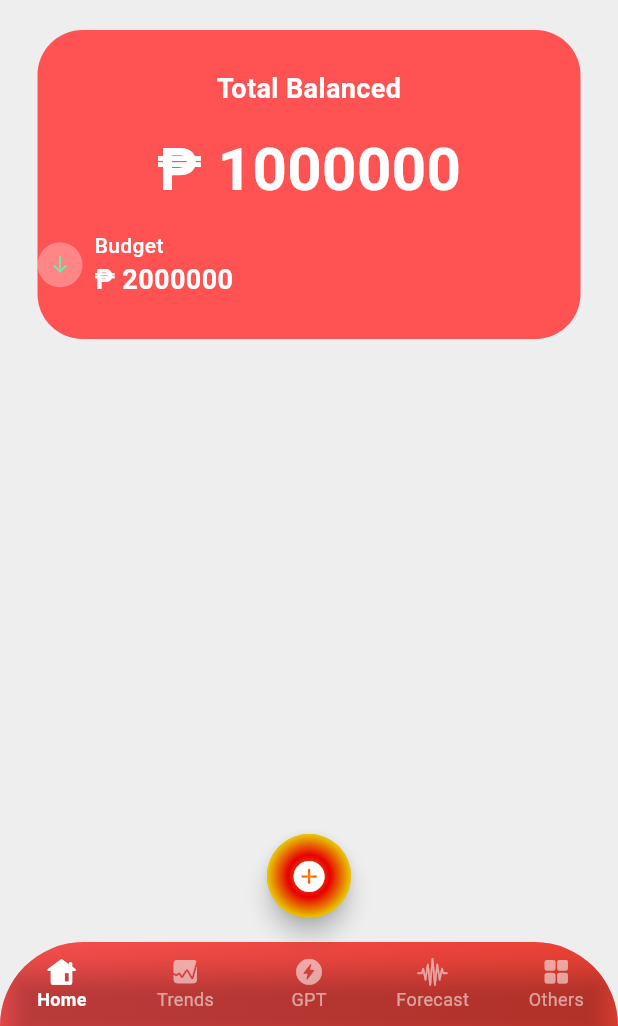
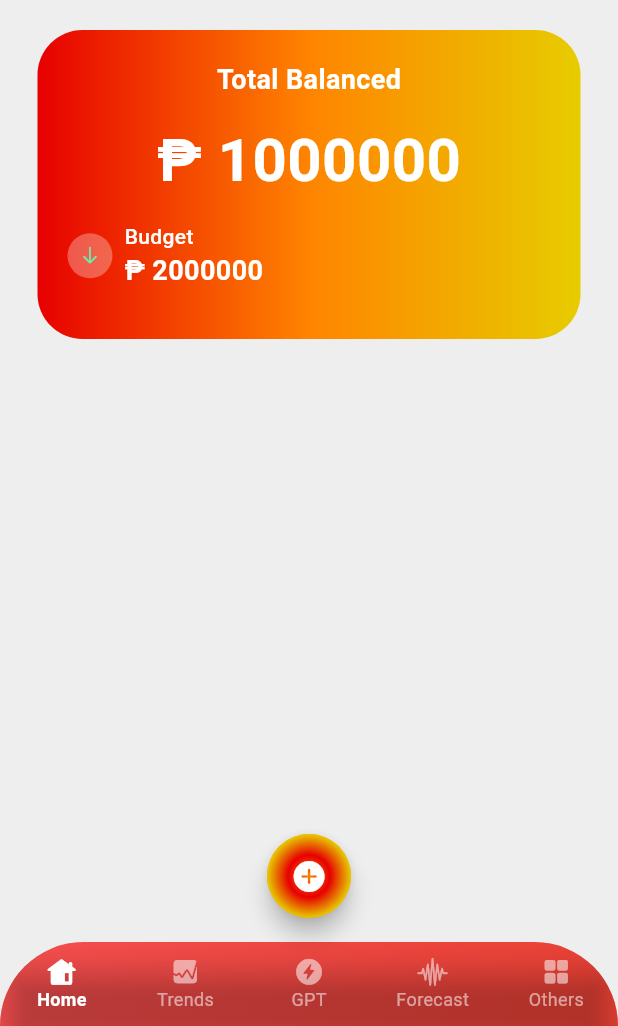
Before and after one commit to donyelqt/pera-pinoy, a Flutter app: the screen it shows after launch, on a phone screen of 412 x 824 dp, the part 210-1236 px from its top. Run offline on Flutter 3.47's test engine with Material 3 defaults, Android fonts, the light colour scheme and no system bars.

Commit message:
"Updated MainScreen widget: changed container decoration to gradient, added padding to budget row, and reformatted code."

```diff
--- a/lib/screens/home/views/main_screen.dart
+++ b/lib/screens/home/views/main_screen.dart
@@ -82,8 +82,15 @@ class MainScreen extends StatelessWidget {
               width: MediaQuery.of(context).size.width,
               height: MediaQuery.of(context).size.width / 2,
               decoration: BoxDecoration(
-                  color: Colors.redAccent,
-                  borderRadius: BorderRadius.circular(30)),
+                gradient: LinearGradient(
+                  colors: [
+                    Theme.of(context).colorScheme.secondary,
+                    Theme.of(context).colorScheme.primary,
+                    Theme.of(context).colorScheme.tertiary,
+                  ],
+                ),
+                borderRadius: BorderRadius.circular(30),
+              ),
               child: Column(
                 mainAxisAlignment: MainAxisAlignment.center,
                 children: [
@@ -102,8 +109,10 @@ class MainScreen extends StatelessWidget {
                         color: Colors.white,
                         fontWeight: FontWeight.bold),
                   ),
-                  const SizedBox(height: 12),
-                  Row(
+                  Padding(
+                    padding: const EdgeInsets.symmetric(
+                        vertical: 12, horizontal: 20),
+                    child: Row(
                       children: [
                         Row(
                           children: [
@@ -111,7 +120,8 @@ class MainScreen extends StatelessWidget {
                               width: 30,
                               height: 30,
                               decoration: const BoxDecoration(
-                                color: Colors.white30, shape: BoxShape.circle),
+                                  color: Colors.white30,
+                                  shape: BoxShape.circle),
                               child: Center(
                                   child: Icon(
                                 CupertinoIcons.arrow_down,
@@ -144,6 +154,7 @@ class MainScreen extends StatelessWidget {
                           ],
                         )
                       ],
+                    ),
                   )
                 ],
               ),
```
Lines whose indentation alone changed are shown as unchanged.
